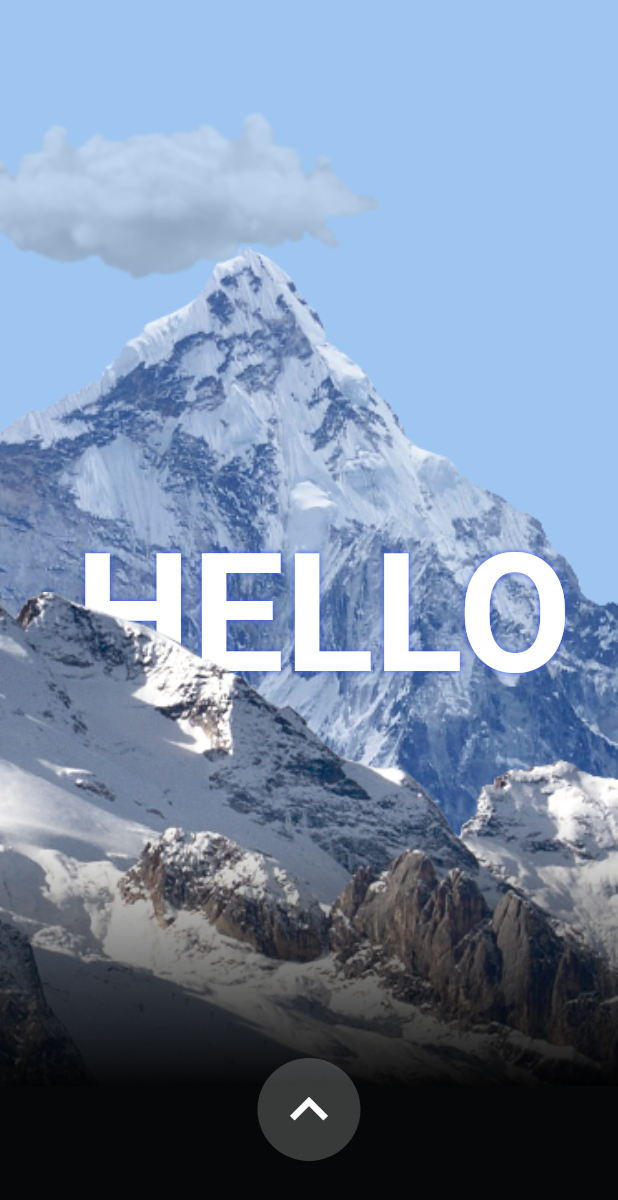
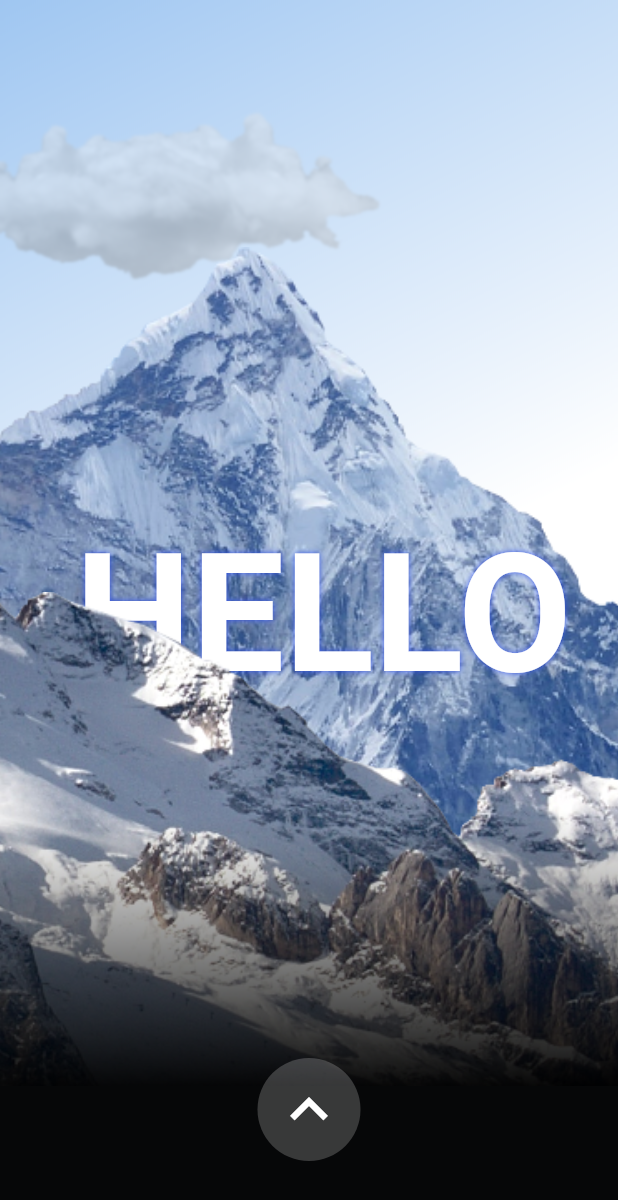
Before and after one commit to JKPK/weekly_flutter_challenge_3_principle_fake_3d, a Flutter app: the screen it shows after launch, on a phone screen of 412 x 824 dp. Shown: the top 1200 px of the screen. Run offline on Flutter 3.47's test engine with Material 2 defaults, Android fonts, the phone set to English and light mode, and no system bars.

Commit message:
Added interaction on first page. Code refactoring.

```diff
--- a/lib/main.dart
+++ b/lib/main.dart
@@ -1,8 +1,7 @@
 import 'package:flutter/material.dart';
 import 'package:flutter/services.dart';
-import 'package:provider/provider.dart';
 
-import 'providers/page_notifier.dart';
+import 'styleguide.dart';
 import 'pages/mountains_page.dart';
 
 void main() {
@@ -18,13 +17,15 @@ class MyApp extends StatelessWidget {
   @override
   Widget build(BuildContext context) {
     return MaterialApp(
-        title: 'Weekly Flutter Challenge 3',
-        theme: ThemeData(
-          primarySwatch: Colors.blue,
-        ),
-        debugShowCheckedModeBanner: false,
-        home: MountainsPage(),
-
+      title: 'Weekly Flutter Challenge 3',
+      theme: ThemeData(
+        primarySwatch: Colors.blue,
+      ),
+      debugShowCheckedModeBanner: false,
+      home: Scaffold(
+        backgroundColor: darkBackground,
+        body: MountainsPage(),
+      ),
     );
   }
 }
--- a/lib/pages/mountains_image_page.dart
+++ b/lib/pages/mountains_image_page.dart
@@ -8,22 +8,99 @@ import '../widgets/mountain_text.dart';
 import '../widgets/mountain_front.dart';
 import '../widgets/mountain_up_button.dart';
 
-class MountainsImagePage extends StatelessWidget {
+class MountainsImagePage extends StatefulWidget {
+  @override
+  _MountainsImagePageState createState() => _MountainsImagePageState();
+}
+
+class _MountainsImagePageState extends State<MountainsImagePage>
+    with SingleTickerProviderStateMixin {
+  Offset _mountainsOffset = Offset(0.0, 0.0);
+  Animation<double> _mountainsAnimation;
+  AnimationController _mountainsController;
+
+  @override
+  void initState() {
+    _mountainsController = AnimationController(
+        duration: const Duration(milliseconds: 500), vsync: this);
+    _mountainsAnimation =
+        Tween<double>(begin: 1, end: 0).animate(_mountainsController)
+          ..addListener(() {
+            setState(() {
+              _mountainsOffset = Offset(
+                  _mountainsOffset.dx * _mountainsAnimation.value,
+                  _mountainsOffset.dy * _mountainsAnimation.value);
+            });
+          });
+
+    super.initState();
+  }
+
+  @override
+  void dispose() {
+    _mountainsController.dispose();
+    super.dispose();
+  }
+
   @override
   Widget build(BuildContext context) {
-    return Stack(
+    return GestureDetector(
+      onPanUpdate: (offset) {
+        setState(() {
+          _mountainsController.stop();
+          var translate =
+              _mountainsOffset.translate(offset.delta.dx, offset.delta.dy);
+          if (translate.dx.abs() < 200) {
+            _mountainsOffset = _mountainsOffset.translate(offset.delta.dx, 0);
+          }
+          if (translate.dy.abs() < 200) {
+            _mountainsOffset = _mountainsOffset.translate(0, offset.delta.dy);
+          }
+        });
+      },
+      onPanEnd: (something) {
+        _mountainsController.reset();
+        _mountainsController.forward();
+      },
+      child: Stack(
         children: <Widget>[
           Container(
-          decoration: BoxDecoration(color: skyBlue),
+            decoration: BoxDecoration(
+              gradient: LinearGradient(
+                begin: Alignment.topLeft,
+                end: Alignment.bottomRight,
+                colors: [
+                  skyBlue,
+                  Colors.white,
+                  Colors.white,
+                ],
+              ),
+            ),
             child: null,
           ),
           MountainCloud(),
-        MountainBack(),
-        MountainFiller(),
+          MountainBack(
+            Offset(
+              _mountainsOffset.dx / 25,
+              _mountainsOffset.dy / 25,
+            ),
+          ),
+          MountainFiller(
+            Offset(
+              _mountainsOffset.dx / 5,
+              _mountainsOffset.dy / 5,
+            ),
+          ),
           MountainText(),
-        MountainFront(),
+          MountainFront(
+            Offset(
+              _mountainsOffset.dx / 5,
+              _mountainsOffset.dy / 5,
+            ),
+          ),
           MountainUpButton(),
         ],
+      ),
     );
   }
 }
--- a/lib/pages/mountains_info_page.dart
+++ b/lib/pages/mountains_info_page.dart
@@ -1,14 +1,15 @@
 import 'dart:math' as math;
 
 import 'package:flutter/material.dart';
+
 import 'package:provider/provider.dart';
-import 'package:weekly_flutter_challenge_3_principle_fake_3d/providers/page_notifier.dart';
 
 import '../styleguide.dart';
 import '../widgets/info_button.dart';
 import '../widgets/info_menu_button.dart';
 import '../widgets/info_title.dart';
 import '../widgets/info_description.dart';
+import '../providers/page_notifier.dart';
 
 class MountainsInfoPage extends StatelessWidget {
   @override
--- a/lib/pages/mountains_page.dart
+++ b/lib/pages/mountains_page.dart
@@ -13,8 +13,7 @@ class MountainsPage extends StatelessWidget {
   Widget build(BuildContext context) {
     SystemChrome.setEnabledSystemUIOverlays([]);
 
-    return Material(
-      child: ChangeNotifierProvider(
+    return ChangeNotifierProvider(
       builder: (context) => PageNotifier(),
       child: Consumer<PageNotifier>(
         builder: (context, pageNotifier, child) {
@@ -28,7 +27,6 @@ class MountainsPage extends StatelessWidget {
           );
         },
       ),
-      ),
     );
   }
 }
--- a/lib/providers/page_notifier.dart
+++ b/lib/providers/page_notifier.dart
@@ -13,8 +13,6 @@ class PageNotifier with ChangeNotifier {
 
   double get offset => _pageController.offset;
 
-  double get page => _pageController.page;
-
   PageController get pageController => _pageController;
 
   void animateToPage(int page) {
@@ -24,4 +22,10 @@ class PageNotifier with ChangeNotifier {
       curve: Curves.fastOutSlowIn,
     );
   }
+
+  @override
+  void dispose() {
+    _pageController.dispose();
+    super.dispose();
+  }
 }
--- a/lib/widgets/info_description.dart
+++ b/lib/widgets/info_description.dart
@@ -18,8 +18,8 @@ class InfoDescription extends StatelessWidget {
           "The Mount Baker–Snoqualmie National Forest in Washington is a National Forest extending more than 140 miles (230 km) along the western slopes of the Cascade Range from the Canada–US border to the northern boundary of Mount Rainier National Park",
           style: descriptionTextStyle.copyWith(
             height: descriptionTextStyle.height +
-                (MediaQuery.of(context).size.height -
-                pageController.offset)/100,
+                (MediaQuery.of(context).size.height - pageController.offset) /
+                    100,
           ),
         ),
       ),
--- a/lib/widgets/mountain_back.dart
+++ b/lib/widgets/mountain_back.dart
@@ -4,12 +4,16 @@ import 'package:provider/provider.dart';
 import '../providers/page_notifier.dart';
 
 class MountainBack extends StatelessWidget {
+  final Offset offset;
+
+  MountainBack(this.offset);
+
   @override
   Widget build(BuildContext context) {
     return Consumer<PageNotifier>(
       builder: (context, pageNotifier, child) => Positioned(
-        bottom: 0 + pageNotifier.offset / 10,
-        right: -400,
+        bottom: -offset.dy + pageNotifier.offset / 10,
+        right: -offset.dx - 400,
         child: child,
       ),
       child: Image(
--- a/lib/widgets/mountain_cloud.dart
+++ b/lib/widgets/mountain_cloud.dart
@@ -29,7 +29,6 @@ class _MountainCloudState extends State<MountainCloud>
       })
       ..addStatusListener((status) {
         if (status == AnimationStatus.completed) {
-          print("Animatoin completed");
           controller.reset();
           controller.forward();
         }
--- a/lib/widgets/mountain_filler.dart
+++ b/lib/widgets/mountain_filler.dart
@@ -5,6 +5,9 @@ import '../styleguide.dart';
 import '../providers/page_notifier.dart';
 
 class MountainFiller extends StatelessWidget {
+  final Offset offset;
+  MountainFiller(this.offset);
+
   @override
   Widget build(BuildContext context) {
     return Positioned(
@@ -12,7 +15,7 @@ class MountainFiller extends StatelessWidget {
       left: 0,
       child: Consumer<PageNotifier>(
         builder: (context, pageNotifier, child) => Container(
-          height: 105 + pageNotifier.offset / 4,
+          height: -offset.dy + 105 + pageNotifier.offset / 4,
           width: MediaQuery.of(context).size.width,
           color: darkBackground,
           child: null,
--- a/lib/widgets/mountain_front.dart
+++ b/lib/widgets/mountain_front.dart
@@ -4,12 +4,16 @@ import 'package:provider/provider.dart';
 import '../providers/page_notifier.dart';
 
 class MountainFront extends StatelessWidget {
+  final Offset mountainOffset;
+
+  MountainFront(this.mountainOffset);
+
   @override
   Widget build(BuildContext context) {
     return Consumer<PageNotifier>(
       builder: (context, pageNotifier, child) => Positioned(
-        bottom: 100 + pageNotifier.offset / 4,
-        right: -400,
+        bottom: -mountainOffset.dy + 100 + pageNotifier.offset / 4,
+        right: -mountainOffset.dx - 400,
         child: child,
       ),
       child: Image(
--- a/lib/widgets/mountain_text.dart
+++ b/lib/widgets/mountain_text.dart
@@ -19,7 +19,8 @@ class MountainText extends StatelessWidget {
               blurRadius: 5.0,
               color: infoBlue,
             ),
-            ]),
+          ],
+        ),
       ),
     );
   }
--- a/lib/widgets/mountain_up_button.dart
+++ b/lib/widgets/mountain_up_button.dart
@@ -1,6 +1,7 @@
 import 'dart:math' as math;
 
 import 'package:flutter/material.dart';
+
 import 'package:provider/provider.dart';
 
 import '../providers/page_notifier.dart';
```
Also changed, not shown: pubspec.yaml (+0 -12 lines), challenge_result.png (added), original_design.png (added), 2 other files. Lines whose indentation alone changed are shown as unchanged.
